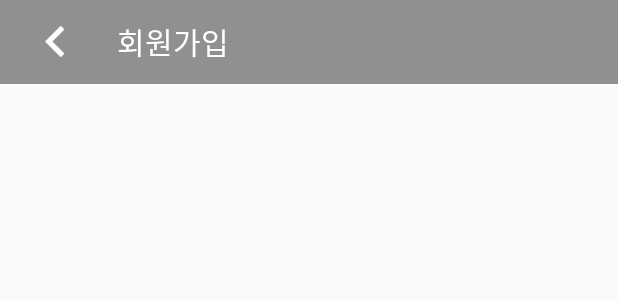
After one commit to NoPaper/NoPaper, an Android app: the layout activity_signup_guide.xml on its own in the app's theme, with its tools: preview values and no code run, on a phone screen of 412 x 824 dp. The commit adds this screen. Shown: the top 300 px of the screen. Run offline under Robolectric (Android 15) with nearby library versions, the phone set to English and light mode, and no system bars.

Commit message:
icon, login layout

```diff
--- /dev/null
+++ b/NoPaper/app/src/main/res/layout/activity_signup_guide.xml
@@ -0,0 +1,38 @@
+<?xml version="1.0" encoding="utf-8"?>
+<LinearLayout xmlns:android="http://schemas.android.com/apk/res/android"
+    android:orientation="vertical"
+    android:layout_width="match_parent"
+    android:layout_height="match_parent">
+    <android.support.v7.widget.Toolbar
+        android:layout_width="match_parent"
+        android:layout_height="?attr/actionBarSize"
+        android:background="#909090">
+        <RelativeLayout
+            android:layout_width="match_parent"
+            android:layout_height="match_parent"
+            android:layout_marginRight="15dp">
+            <ImageButton
+                android:id="@+id/backBtn"
+                android:src="@drawable/ic_back_white"
+                android:scaleType="centerInside"
+                android:background="#00000000"
+                android:layout_width="42dp"
+                android:layout_height="42dp"
+                android:layout_centerVertical="true" />
+            <TextView
+                android:layout_width="wrap_content"
+                android:layout_height="wrap_content"
+                android:layout_marginLeft="20dp"
+                android:layout_toRightOf="@id/backBtn"
+                android:layout_centerVertical="true"
+                android:text="회원가입"
+                android:textColor="#ffffff"
+                android:textSize="20dp"/>
+        </RelativeLayout>
+    </android.support.v7.widget.Toolbar>
+    <RelativeLayout
+        android:layout_width="match_parent"
+        android:layout_height="match_parent">
+
+    </RelativeLayout>
+</LinearLayout>
```
Also changed, not shown: NoPaper/app/src/main/res/layout/activity_login.xml (+19 -1 lines), NoPaper/app/src/main/res/drawable/ic_back_black.png (added), NoPaper/app/src/main/res/drawable/ic_back_white.png (added).
